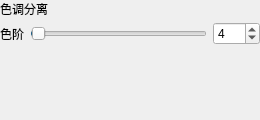
Before: the Qt Designer form psDemo/ui/adj/adjposterize.ui in littletenyuan01/photoshopDemo, drawn with Qt 5.
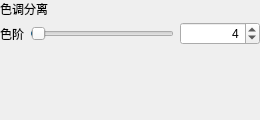
After: the same form once the commit is applied.

What changed in the file:
```diff
--- a/psDemo/ui/adj/adjposterize.ui
+++ b/psDemo/ui/adj/adjposterize.ui
@@ -27,6 +27,12 @@
      </item>
      <item row="0" column="1">
       <widget class="QSlider" name="slider_levels">
+                <property name="sizePolicy">
+                 <sizepolicy hsizetype="Expanding" vsizetype="Fixed">
+                  <horstretch>1</horstretch>
+                  <verstretch>0</verstretch>
+                 </sizepolicy>
+                </property>
        <property name="orientation"><enum>Qt::Orientation::Horizontal</enum></property>
        <property name="minimum"><number>2</number></property>
        <property name="maximum"><number>255</number></property>
@@ -35,6 +41,27 @@
      </item>
      <item row="0" column="2">
       <widget class="QSpinBox" name="spin_levels">
+                <property name="sizePolicy">
+                 <sizepolicy hsizetype="Fixed" vsizetype="Fixed">
+                  <horstretch>0</horstretch>
+                  <verstretch>0</verstretch>
+                 </sizepolicy>
+                </property>
+                <property name="minimumSize">
+                 <size>
+                  <width>80</width>
+                  <height>0</height>
+                 </size>
+                </property>
+                <property name="maximumSize">
+                 <size>
+                  <width>96</width>
+                  <height>16777215</height>
+                 </size>
+                </property>
+                <property name="alignment">
+                 <set>Qt::AlignmentFlag::AlignRight|Qt::AlignmentFlag::AlignVCenter</set>
+                </property>
        <property name="minimum"><number>2</number></property>
        <property name="maximum"><number>255</number></property>
        <property name="value"><number>4</number></property>
```
Left out of the diff: 2 changed lines with no effect on the pictures.
